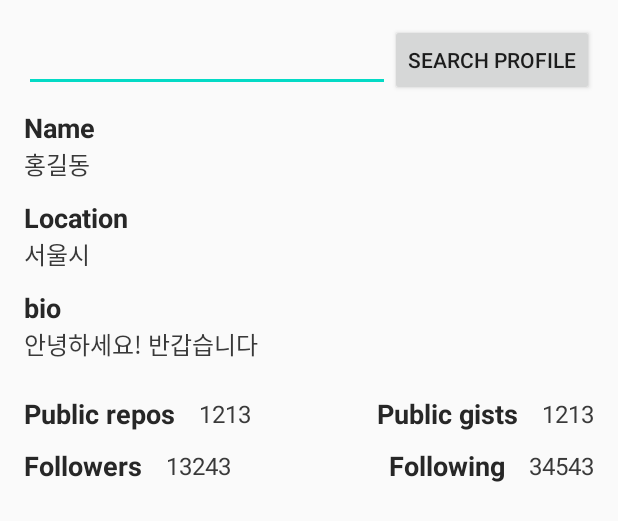
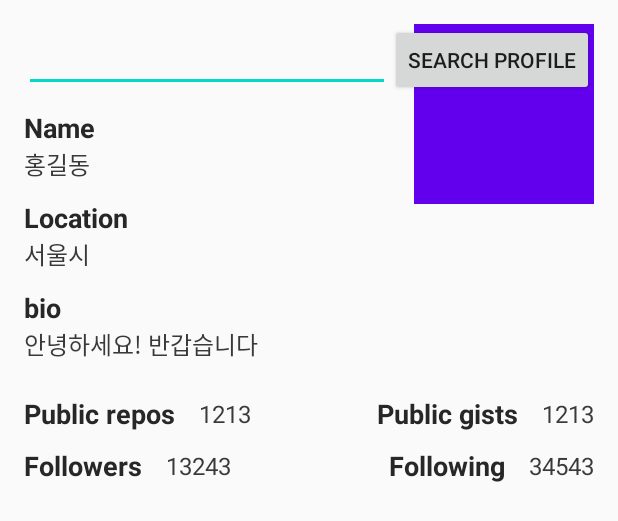
Before and after one commit to wisemuji/android-clean-architecture-github-client, an Android app: the layout activity_main.xml on its own in the app's theme, with its tools: preview values and no code run, on a phone screen of 412 x 824 dp. Shown: the top 521 px of the screen. Run offline under Robolectric (Android 15) with nearby library versions, the phone set to English and light mode, and no system bars.

Commit message:
[Add] avatar image view

```diff
--- a/app/src/main/res/layout/activity_main.xml
+++ b/app/src/main/res/layout/activity_main.xml
@@ -57,6 +57,16 @@
             app:layout_constraintStart_toStartOf="@id/main_name_label_text_view"
             app:layout_constraintTop_toBottomOf="@id/main_name_label_text_view"
             tools:text="홍길동" />
+
+        <ImageView
+            android:id="@+id/main_avatarImageView"
+            bind_imageUrl="@{viewModel.profile.avatarUrl}"
+            android:layout_width="120dp"
+            android:layout_height="120dp"
+            android:adjustViewBounds="true"
+            app:layout_constraintEnd_toEndOf="parent"
+            app:layout_constraintTop_toTopOf="@id/main_nameLabelTextView"
+            tools:background="@color/colorPrimary"/>
 
         <TextView
             android:id="@+id/main_location_label_text_view"
--- a/data/src/main/java/com/wisemuji/data/entity/ProfileResponse.kt
+++ b/data/src/main/java/com/wisemuji/data/entity/ProfileResponse.kt
@@ -6,6 +6,7 @@ import com.squareup.moshi.JsonClass
 @JsonClass(generateAdapter = true)
 data class ProfileResponse(
     @Json(name = "name") val name: String? = null,
+    @Json(name = "avatar_url") val avatarUrl: String? = null,
     @Json(name = "company") val company: String? = null,
     @Json(name = "blog") val blog: String? = null,
     @Json(name = "location") val location: String? = null,
--- a/domain/src/main/java/com/wisemuji/domain/dto/ProfileDto.kt
+++ b/domain/src/main/java/com/wisemuji/domain/dto/ProfileDto.kt
@@ -4,6 +4,7 @@ import com.wisemuji.data.entity.ProfileResponse
 
 data class ProfileDto(
     val name: String?,
+    val avatarUrl: String?,
     val company: String?,
     val blog: String?,
     val location: String?,
@@ -18,6 +19,7 @@ data class ProfileDto(
         fun fromEntity(profileResponse: ProfileResponse) =
             ProfileDto(
                 name = profileResponse.name,
+                avatarUrl = profileResponse.avatarUrl,
                 company = profileResponse.company,
                 blog = profileResponse.blog,
                 location = profileResponse.location,
```
